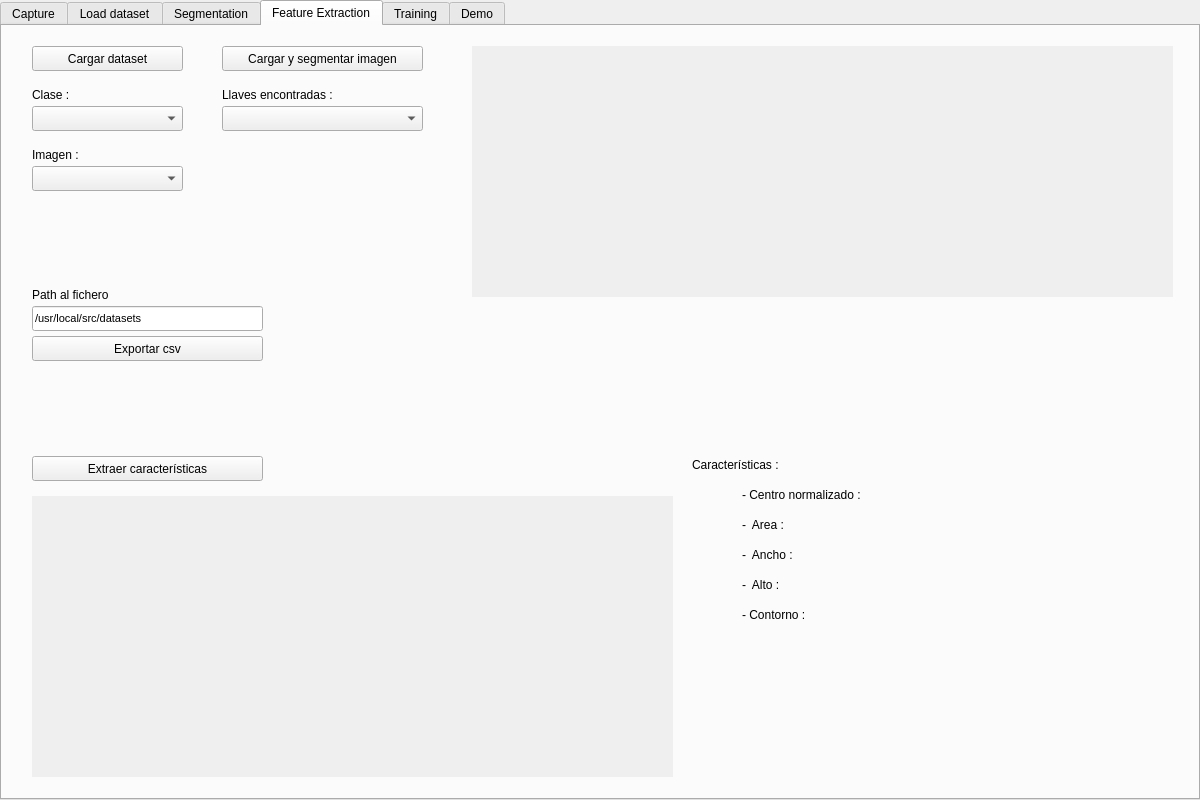
This is classification/mainwindow.ui in vLabayen/giltzacls as Qt 5 draws it before an edit. The edited form follows.
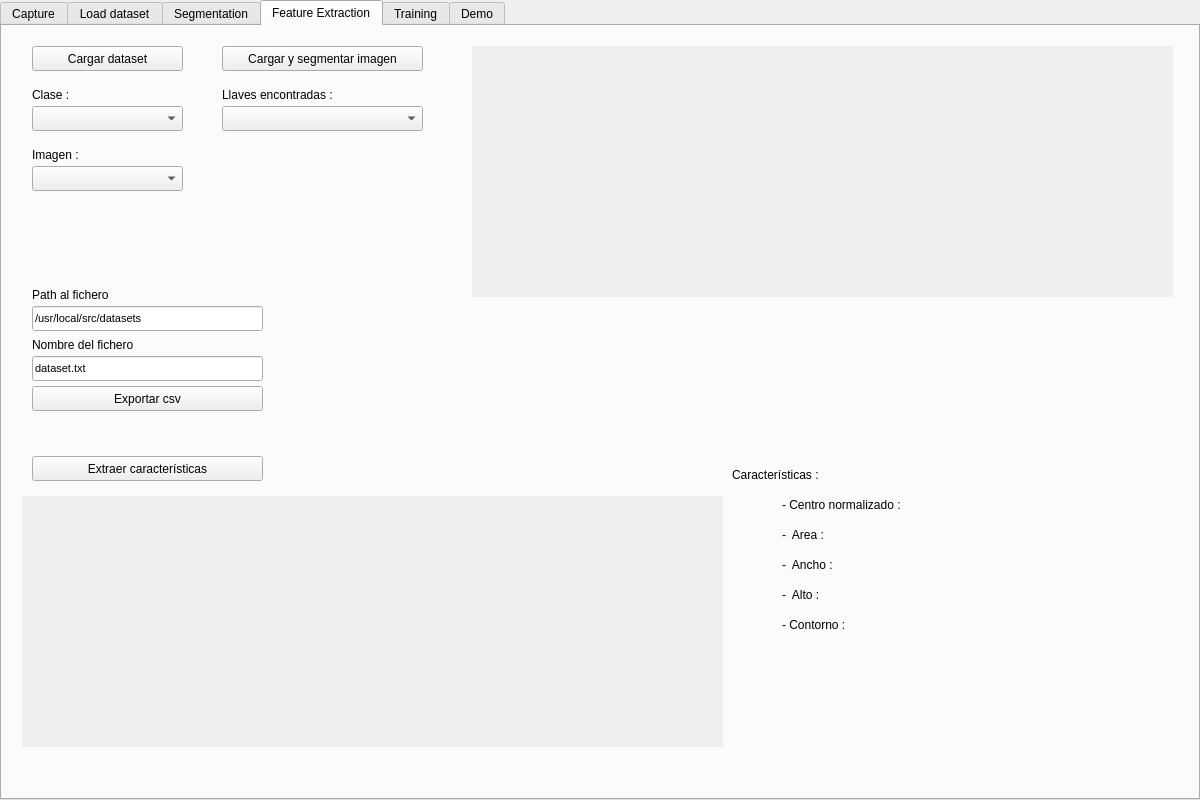
This is the edited form. The open tabs and pages were chosen to show the change.

```diff
--- a/classification/mainwindow.ui
+++ b/classification/mainwindow.ui
@@ -707,25 +707,6 @@
        <string>Cargar y segmentar imagen</string>
       </property>
      </widget>
-     <widget class="QLabel" name="featureextraction_imageCenterDisplay_label">
-      <property name="geometry">
-       <rect>
-        <x>30</x>
-        <y>470</y>
-        <width>641</width>
-        <height>281</height>
-       </rect>
-      </property>
-      <property name="autoFillBackground">
-       <bool>true</bool>
-      </property>
-      <property name="text">
-       <string/>
-      </property>
-      <property name="scaledContents">
-       <bool>true</bool>
-      </property>
-     </widget>
      <widget class="QPushButton" name="featureextraction_extractFeatures_pushButton">
       <property name="geometry">
        <rect>
@@ -824,8 +805,8 @@
      <widget class="QLabel" name="featureextraction_features_label">
       <property name="geometry">
        <rect>
-        <x>690</x>
-        <y>430</y>
+        <x>730</x>
+        <y>440</y>
         <width>131</width>
         <height>17</height>
        </rect>
@@ -837,8 +818,8 @@
      <widget class="QLabel" name="featureextraction_featureCenter_label">
       <property name="geometry">
        <rect>
-        <x>740</x>
-        <y>460</y>
+        <x>780</x>
+        <y>470</y>
         <width>401</width>
         <height>17</height>
        </rect>
@@ -850,8 +831,8 @@
      <widget class="QLabel" name="featureextraction_featureArea_label">
       <property name="geometry">
        <rect>
-        <x>740</x>
-        <y>490</y>
+        <x>780</x>
+        <y>500</y>
         <width>411</width>
         <height>17</height>
        </rect>
@@ -863,8 +844,8 @@
      <widget class="QLabel" name="featureextraction_featureHeight_label">
       <property name="geometry">
        <rect>
-        <x>740</x>
-        <y>550</y>
+        <x>780</x>
+        <y>560</y>
         <width>411</width>
         <height>17</height>
        </rect>
@@ -876,8 +857,8 @@
      <widget class="QLabel" name="featureextraction_featureWidth_label">
       <property name="geometry">
        <rect>
-        <x>740</x>
-        <y>520</y>
+        <x>780</x>
+        <y>530</y>
         <width>391</width>
         <height>17</height>
        </rect>
@@ -921,7 +902,7 @@
       <property name="geometry">
        <rect>
         <x>30</x>
-        <y>310</y>
+        <y>360</y>
         <width>231</width>
         <height>25</height>
        </rect>
@@ -933,8 +914,8 @@
      <widget class="QLabel" name="featureextraction_featureProfile_label">
       <property name="geometry">
        <rect>
-        <x>740</x>
-        <y>580</y>
+        <x>780</x>
+        <y>590</y>
         <width>411</width>
         <height>17</height>
        </rect>
@@ -943,6 +924,56 @@
        <string>- Contorno :</string>
       </property>
      </widget>
+     <widget class="QLineEdit" name="featureextraction_exportCsvFile_lineEdit">
+      <property name="geometry">
+       <rect>
+        <x>30</x>
+        <y>330</y>
+        <width>231</width>
+        <height>25</height>
+       </rect>
+      </property>
+      <property name="font">
+       <font>
+        <pointsize>8</pointsize>
+       </font>
+      </property>
+      <property name="text">
+       <string>dataset.txt</string>
+      </property>
+     </widget>
+     <widget class="QLabel" name="featureextraction_exportCsvFile_label">
+      <property name="geometry">
+       <rect>
+        <x>30</x>
+        <y>310</y>
+        <width>161</width>
+        <height>17</height>
+       </rect>
+      </property>
+      <property name="text">
+       <string>Nombre del fichero</string>
+      </property>
+     </widget>
+     <widget class="QLabel" name="featureextraction_imageCenterDisplay_label">
+      <property name="geometry">
+       <rect>
+        <x>20</x>
+        <y>470</y>
+        <width>701</width>
+        <height>251</height>
+       </rect>
+      </property>
+      <property name="autoFillBackground">
+       <bool>true</bool>
+      </property>
+      <property name="text">
+       <string/>
+      </property>
+      <property name="scaledContents">
+       <bool>true</bool>
+      </property>
+     </widget>
     </widget>
     <widget class="QWidget" name="training">
      <attribute name="title">
```
Left out of the diff: 2 changed lines with no effect on the pictures.
